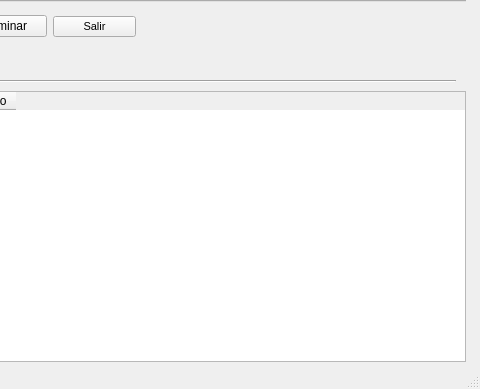
Old version of the form window.ui in the repository RadicalKill/fernandezserra; both pictures show x 495 to 975 and y 398 to 787 of the 975 by 787 pixel window.
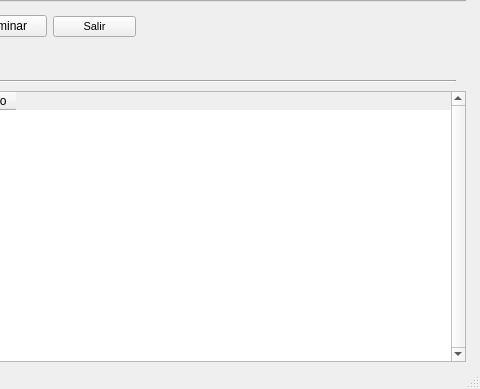
New version of the form. Icons and pictures are not drawn.

```diff
--- a/window.ui
+++ b/window.ui
@@ -116,6 +116,9 @@
       <height>271</height>
      </rect>
     </property>
+    <property name="verticalScrollBarPolicy">
+     <enum>Qt::ScrollBarAlwaysOn</enum>
+    </property>
     <property name="alternatingRowColors">
      <bool>true</bool>
     </property>
```
